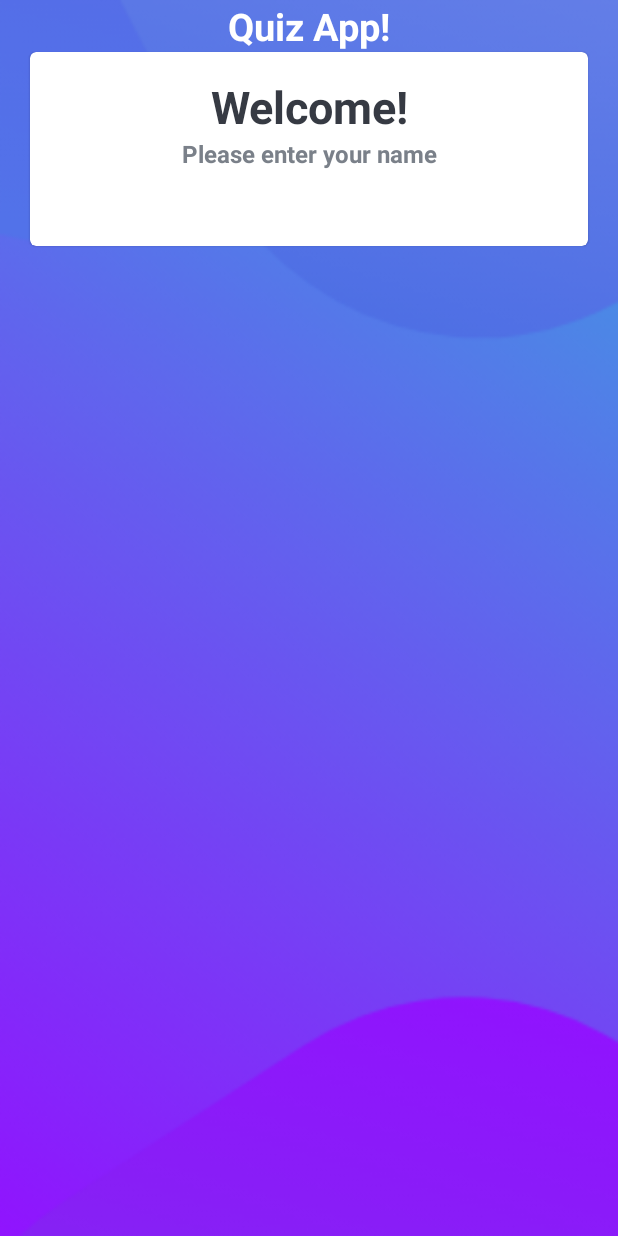
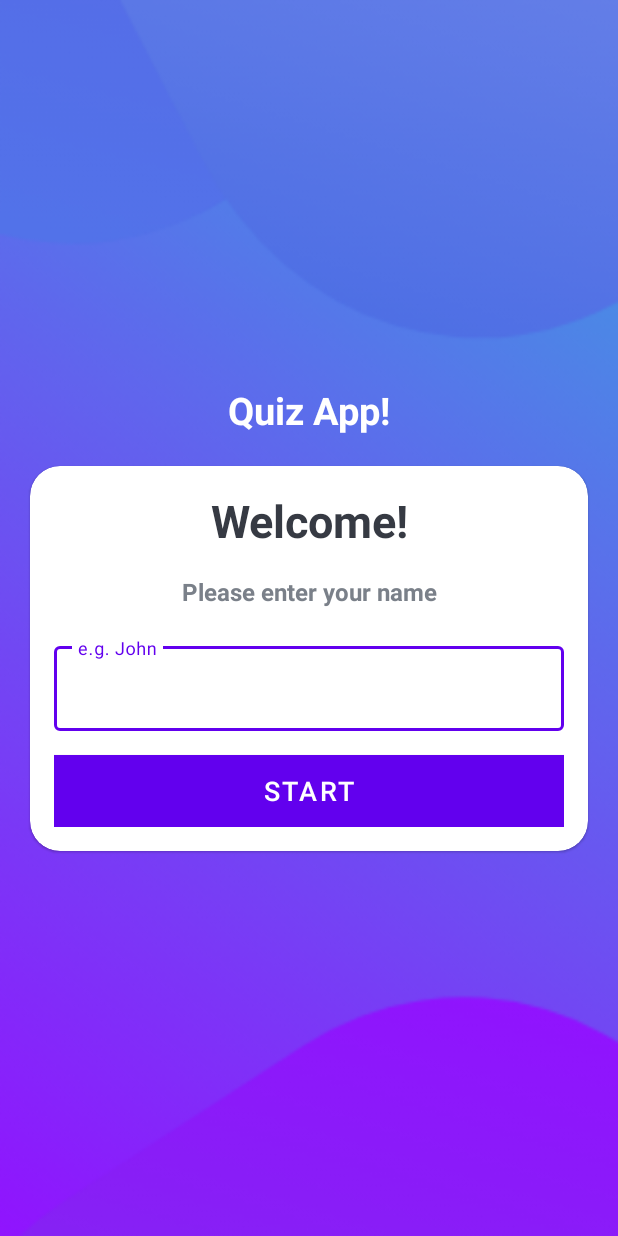
Before and after one commit to carlos-lopez98/QuizAndroidApp, an Android app: the screen it shows after launch (MainActivity), on a phone screen of 412 x 824 dp. Run offline under Robolectric (Android 15) with nearby library versions, the phone set to English and light mode, and no system bars.

Commit message:
Main Screen UI Complete

```diff
--- a/app/src/main/res/layout/activity_main.xml
+++ b/app/src/main/res/layout/activity_main.xml
@@ -6,7 +6,8 @@
     android:layout_height="match_parent"
     android:background="@drawable/ic_bg"
     android:orientation="vertical"
-    tools:context=".MainActivity">
+    tools:context=".MainActivity"
+    android:gravity="center">
 
     <TextView
         android:layout_width="match_parent"
@@ -15,14 +16,17 @@
         android:text="@string/quiz_app"
         android:textColor="@color/white"
         android:textSize="25sp"
-        android:textStyle="bold" />
+        android:textStyle="bold"
+        android:layout_marginBottom = "20dp"/>
 
     <com.google.android.material.card.MaterialCardView
         android:layout_width="match_parent"
         android:layout_height="wrap_content"
         android:background="@color/white"
         android:layout_marginStart="20dp"
-        android:layout_marginEnd="20dp">
+        android:layout_marginEnd="20dp"
+        app:cardCornerRadius="20dp"
+        >
         <LinearLayout
             android:layout_width="match_parent"
             android:layout_height="wrap_content"
@@ -42,19 +46,43 @@
                 android:layout_width="match_parent"
                 android:layout_height="wrap_content"
                 android:gravity="center"
+                android:layout_marginTop="16dp"
                 android:text="@string/enter_name"
                 android:textColor="@color/grey"
                 android:textSize="16sp"
                 android:textStyle="bold" />
 
-            <TextView
+          <!--Input Layout is a grey area where it signals to user
+                that text should go there
+            -->
+
+            <com.google.android.material.textfield.TextInputLayout
                 android:layout_width="match_parent"
                 android:layout_height="wrap_content"
-                android:gravity="center"
-                android:text="@string/welcome"
-                android:textColor="@color/white"
-                android:textSize="25sp"
-                android:textStyle="bold" />
+                style="@style/Widget.MaterialComponents.TextInputLayout.OutlinedBox"
+                android:layout_marginTop="20dp"
+                >
+                <androidx.appcompat.widget.AppCompatEditText
+                    android:layout_width="match_parent"
+                    android:layout_height="wrap_content"
+                    android:hint="@string/name_hint"
+                    android:textColor="@color/grey"
+                    android:inputType="textCapWords"
+                    android:textColorHint="@color/grey"
+                  >
+
+                </androidx.appcompat.widget.AppCompatEditText>
+            </com.google.android.material.textfield.TextInputLayout>
+
+
+           <Button
+               android:layout_width="match_parent"
+               android:layout_height="wrap_content"
+               android:layout_marginTop="16dp"
+               android:text="@string/start_button"
+               android:background="@color/design_default_color_primary"
+               android:textSize="18sp"/>
+
         </LinearLayout>
 
 
--- a/app/src/main/res/values/strings.xml
+++ b/app/src/main/res/values/strings.xml
@@ -3,4 +3,6 @@
     <string name="quiz_app">Quiz App!</string>
     <string name="welcome">Welcome!</string>
     <string name="enter_name">Please enter your name</string>
+    <string name="name_hint">e.g. John</string>
+    <string name="start_button">Start</string>
 </resources>
--- a/app/src/main/res/values/themes.xml
+++ b/app/src/main/res/values/themes.xml
@@ -12,5 +12,10 @@
         <!-- Status bar color. -->
         <item name="android:statusBarColor" tools:targetApi="l">?attr/colorPrimaryVariant</item>
         <!-- Customize your theme here. -->
+
+        <!--This property makes it to where the android top bar is gone **-->
+        <item name="android:windowFullscreen">true</item>
+
+
     </style>
 </resources>
```
